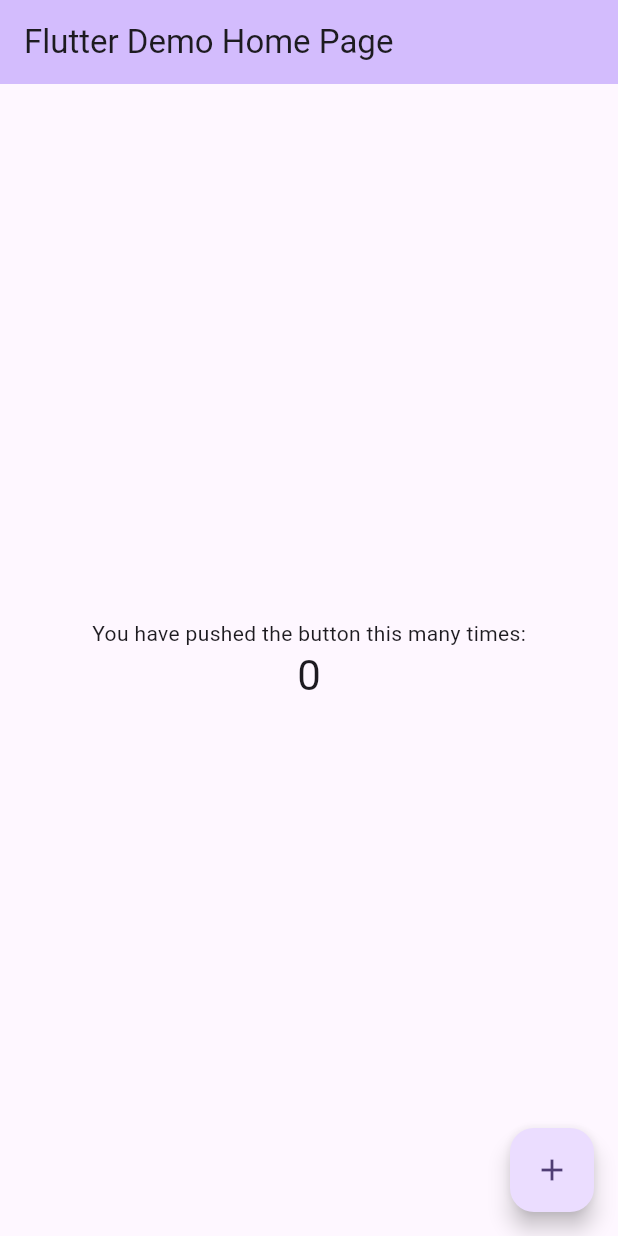
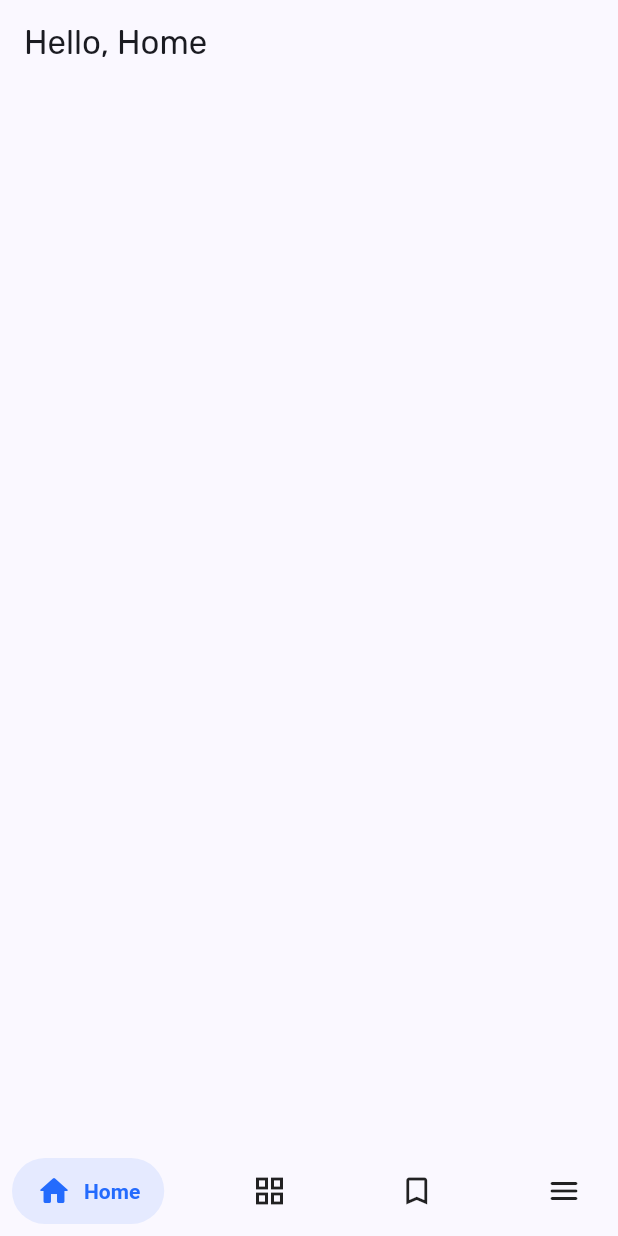
Before and after one commit to aacfahim/notice-board, a Flutter app: the screen it shows after launch, on a phone screen of 412 x 824 dp. Run offline on Flutter 3.47's test engine with Material 3 defaults, Android fonts, the phone set to English and light mode, and no system bars; drawn by our look-alikes of salomon_bottom_bar; our stand-ins replace google_fonts.

Commit message:
navbar and misc

```diff
--- /dev/null
+++ b/lib/features/home/ui/category.dart
@@ -0,0 +1,13 @@
+import 'package:flutter/material.dart';
+import 'package:notice_board/features/home/ui/custom_navbar.dart';
+
+class Category extends StatelessWidget {
+  const Category({super.key});
+
+  @override
+  Widget build(BuildContext context) {
+    return Scaffold(
+      appBar: AppBar(title: Text("Category")),
+    );
+  }
+}
--- /dev/null
+++ b/lib/features/home/ui/custom_navbar.dart
@@ -0,0 +1,84 @@
+import 'package:flutter/material.dart';
+import 'package:notice_board/features/home/ui/category.dart';
+import 'package:notice_board/features/home/ui/home.dart';
+import 'package:salomon_bottom_bar/salomon_bottom_bar.dart';
+
+class CustomBottomNavigationBar extends StatefulWidget {
+  CustomBottomNavigationBar({super.key});
+
+  @override
+  State<CustomBottomNavigationBar> createState() =>
+      _CustomBottomNavigationBarState();
+}
+
+class _CustomBottomNavigationBarState extends State<CustomBottomNavigationBar> {
+  late PageController _pageController;
+  int _currentIndex = 0;
+
+  @override
+  void initState() {
+    super.initState();
+    _pageController = PageController(initialPage: _currentIndex);
+  }
+
+  @override
+  void dispose() {
+    _pageController.dispose();
+
+    super.dispose();
+  }
+
+  @override
+  Widget build(BuildContext context) {
+    return Scaffold(
+      body: PageView(
+        physics: NeverScrollableScrollPhysics(),
+        controller: _pageController,
+        onPageChanged: (index) {
+          setState(() {
+            _currentIndex = index;
+          });
+        },
+        children: [
+          Home(),
+          Category(),
+          Home(),
+          Category(),
+        ],
+      ),
+      bottomNavigationBar: SalomonBottomBar(
+        currentIndex: _currentIndex,
+        onTap: (index) {
+          // _pageController.animateToPage(
+          //   index,
+          //   duration: Duration(milliseconds: 500),
+          //   curve: Curves.easeInOut,
+          // );
+          _pageController.jumpToPage(
+            index,
+            // duration: Duration(milliseconds: 500),
+            // curve: Curves.easeInOut,
+          );
+        },
+        items: [
+          SalomonBottomBarItem(
+            icon: Icon(Icons.home_rounded),
+            title: Text("Home"),
+          ),
+          SalomonBottomBarItem(
+            icon: Icon(Icons.grid_view),
+            title: Text("Category"),
+          ),
+          SalomonBottomBarItem(
+            icon: Icon(Icons.bookmark_outline),
+            title: Text("Bookmark"),
+          ),
+          SalomonBottomBarItem(
+            icon: Icon(Icons.menu_rounded),
+            title: Text("More"),
+          ),
+        ],
+      ),
+    );
+  }
+}
--- /dev/null
+++ b/lib/features/home/ui/home.dart
@@ -0,0 +1,21 @@
+import 'package:flutter/material.dart';
+import 'package:notice_board/features/home/ui/custom_navbar.dart';
+
+class Home extends StatefulWidget {
+  const Home({super.key});
+
+  @override
+  State<Home> createState() => _HomeState();
+}
+
+class _HomeState extends State<Home> {
+  @override
+  Widget build(BuildContext context) {
+    return Scaffold(
+      appBar: AppBar(
+        title: Text("Hello, Home"),
+      ),
+      body: Container(),
+    );
+  }
+}
--- a/lib/main.dart
+++ b/lib/main.dart
@@ -1,4 +1,7 @@
 import 'package:flutter/material.dart';
+import 'package:google_fonts/google_fonts.dart';
+import 'package:notice_board/features/home/ui/custom_navbar.dart';
+import 'package:notice_board/features/home/ui/home.dart';
 
 void main() {
   runApp(const MyApp());
@@ -11,115 +14,18 @@ class MyApp extends StatelessWidget {
   @override
   Widget build(BuildContext context) {
     return MaterialApp(
-      title: 'Flutter Demo',
+      title: 'Notice Board App',
       theme: ThemeData(
-        // This is the theme of your application.
-        //
-        // TRY THIS: Try running your application with "flutter run". You'll see
-        // the application has a purple toolbar. Then, without quitting the app,
-        // try changing the seedColor in the colorScheme below to Colors.green
-        // and then invoke "hot reload" (save your changes or press the "hot
-        // reload" button in a Flutter-supported IDE, or press "r" if you used
-        // the command line to start the app).
-        //
-        // Notice that the counter didn't reset back to zero; the application
-        // state is not lost during the reload. To reset the state, use hot
-        // restart instead.
-        //
-        // This works for code too, not just values: Most code changes can be
-        // tested with just a hot reload.
-        colorScheme: ColorScheme.fromSeed(seedColor: Colors.deepPurple),
+        colorScheme: ColorScheme.fromSeed(seedColor: const Color(0xff246BFD)),
+        primaryColor: Color(0xff246BFD),
         useMaterial3: true,
+        visualDensity: VisualDensity.adaptivePlatformDensity,
+        textTheme: GoogleFonts.rubikTextTheme(
+          Theme.of(context).textTheme,
+        ),
       ),
-      home: const MyHomePage(title: 'Flutter Demo Home Page'),
+      debugShowCheckedModeBanner: false,
+      home: CustomBottomNavigationBar(),
     );
   }
 }
-
-class MyHomePage extends StatefulWidget {
-  const MyHomePage({super.key, required this.title});
-
-  // This widget is the home page of your application. It is stateful, meaning
-  // that it has a State object (defined below) that contains fields that affect
-  // how it looks.
-
-  // This class is the configuration for the state. It holds the values (in this
-  // case the title) provided by the parent (in this case the App widget) and
-  // used by the build method of the State. Fields in a Widget subclass are
-  // always marked "final".
-
-  final String title;
-
-  @override
-  State<MyHomePage> createState() => _MyHomePageState();
-}
-
-class _MyHomePageState extends State<MyHomePage> {
-  int _counter = 0;
-
-  void _incrementCounter() {
-    setState(() {
-      // This call to setState tells the Flutter framework that something has
-      // changed in this State, which causes it to rerun the build method below
-      // so that the display can reflect the updated values. If we changed
-      // _counter without calling setState(), then the build method would not be
-      // called again, and so nothing would appear to happen.
-      _counter++;
-    });
-  }
-
-  @override
-  Widget build(BuildContext context) {
-    // This method is rerun every time setState is called, for instance as done
-    // by the _incrementCounter method above.
-    //
-    // The Flutter framework has been optimized to make rerunning build methods
-    // fast, so that you can just rebuild anything that needs updating rather
-    // than having to individually change instances of widgets.
-    return Scaffold(
-      appBar: AppBar(
-        // TRY THIS: Try changing the color here to a specific color (to
-        // Colors.amber, perhaps?) and trigger a hot reload to see the AppBar
-        // change color while the other colors stay the same.
-        backgroundColor: Theme.of(context).colorScheme.inversePrimary,
-        // Here we take the value from the MyHomePage object that was created by
-        // the App.build method, and use it to set our appbar title.
-        title: Text(widget.title),
-      ),
-      body: Center(
-        // Center is a layout widget. It takes a single child and positions it
-        // in the middle of the parent.
-        child: Column(
-          // Column is also a layout widget. It takes a list of children and
-          // arranges them vertically. By default, it sizes itself to fit its
-          // children horizontally, and tries to be as tall as its parent.
-          //
-          // Column has various properties to control how it sizes itself and
-          // how it positions its children. Here we use mainAxisAlignment to
-          // center the children vertically; the main axis here is the vertical
-          // axis because Columns are vertical (the cross axis would be
-          // horizontal).
-          //
-          // TRY THIS: Invoke "debug painting" (choose the "Toggle Debug Paint"
-          // action in the IDE, or press "p" in the console), to see the
-          // wireframe for each widget.
-          mainAxisAlignment: MainAxisAlignment.center,
-          children: <Widget>[
-            const Text(
-              'You have pushed the button this many times:',
-            ),
-            Text(
-              '$_counter',
-              style: Theme.of(context).textTheme.headlineMedium,
-            ),
-          ],
-        ),
-      ),
-      floatingActionButton: FloatingActionButton(
-        onPressed: _incrementCounter,
-        tooltip: 'Increment',
-        child: const Icon(Icons.add),
-      ), // This trailing comma makes auto-formatting nicer for build methods.
-    );
-  }
-}
--- a/pubspec.yaml
+++ b/pubspec.yaml
@@ -36,6 +36,8 @@ dependencies:
   cupertino_icons: ^1.0.2
   http:
   flutter_bloc: ^8.1.3
+  salomon_bottom_bar: ^3.3.2
+  google_fonts: ^6.1.0
 
 dev_dependencies:
   flutter_test:
```
Also changed, not shown: pubspec.lock, 7 other files.
